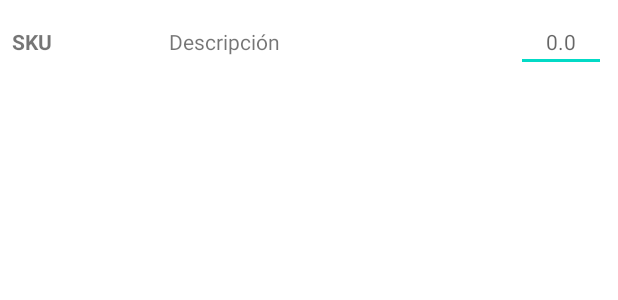
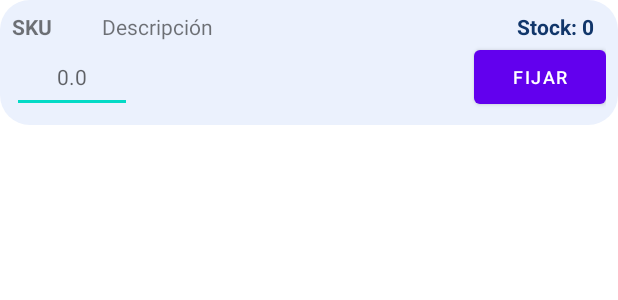
Before and after one commit to dahlanGale/InventoryToolsManagment, an Android app: the layout viewholder_conteo.xml on its own in the app's theme, with its tools: preview values and no code run, on a phone screen of 412 x 824 dp. Shown: the top 300 px of the screen. Run offline under Robolectric (Android 15) with nearby library versions, the phone set to English and light mode, and no system bars.

Commit message:
Pruebas 3, cambios de diseño, implementación de campos y corrección de bugs lógicos

```diff
--- a/app/src/main/java/com/ioe_enterprice/inventorytoolsmanagment/Activity/LoginActivity.java
+++ b/app/src/main/java/com/ioe_enterprice/inventorytoolsmanagment/Activity/LoginActivity.java
@@ -14,6 +14,7 @@ import androidx.core.view.ViewCompat;
 import androidx.core.view.WindowInsetsCompat;
 
 import com.ioe_enterprice.inventorytoolsmanagment.R;
+import com.ioe_enterprice.inventorytoolsmanagment.Utils.SessionManager;
 
 import java.sql.Connection;
 import java.sql.DriverManager;
@@ -84,6 +85,11 @@ public class LoginActivity extends AppCompatActivity {
 
                 // Verificar si se encontró un usuario con las credenciales proporcionadas
                 if (resultSet.next()) {
+                    int usuarioID = resultSet.getInt("usuarioID"); //Guarda el usuario en el caché
+
+                    SessionManager sessionManager = new SessionManager(LoginActivity.this);
+                    sessionManager.saveUserID(usuarioID);
+
                     // Si las credenciales son válidas, redirigir a la actividad principal
                     runOnUiThread(() -> {
                         Intent intent = new Intent(LoginActivity.this, MainActivity.class);
--- a/app/src/main/res/layout/viewholder_conteo.xml
+++ b/app/src/main/res/layout/viewholder_conteo.xml
@@ -1,48 +1,70 @@
 <?xml version="1.0" encoding="utf-8"?>
 <androidx.constraintlayout.widget.ConstraintLayout xmlns:android="http://schemas.android.com/apk/res/android"
     xmlns:app="http://schemas.android.com/apk/res-auto"
-    android:layout_width="match_parent"
-    android:layout_height="match_parent">
-
-    <LinearLayout
+    xmlns:tools="http://schemas.android.com/tools"
     android:layout_width="match_parent"
     android:layout_height="wrap_content"
-        android:gravity="center_vertical"
-        android:orientation="horizontal"
-        android:padding="8dp"
-        app:layout_constraintEnd_toEndOf="parent"
-        app:layout_constraintStart_toStartOf="parent"
-        app:layout_constraintTop_toTopOf="parent">
+    android:background="@drawable/light_background"
+    android:padding="8dp">
 
     <!-- SKU -->
     <TextView
         android:id="@+id/skuTxt"
+        android:layout_width="60dp"
+        android:layout_height="wrap_content"
+        android:text="SKU"
+        android:textSize="14sp"
+        android:textStyle="bold"
+        app:layout_constraintStart_toStartOf="parent"
+        app:layout_constraintTop_toTopOf="parent" />
+
+    <!-- Descripción -->
+    <TextView
+        android:id="@+id/descripcionTxt"
+        android:layout_width="0dp"
+        android:layout_height="wrap_content"
+        android:layout_weight="1"
+        android:text="Descripción"
+        android:textSize="14sp"
+        app:layout_constraintEnd_toStartOf="@+id/stockTotalTxt"
+        app:layout_constraintStart_toEndOf="@+id/skuTxt"
+        app:layout_constraintTop_toTopOf="parent" />
+
+    <!-- Stock Total -->
+    <TextView
+        android:id="@+id/stockTotalTxt"
         android:layout_width="wrap_content"
         android:layout_height="wrap_content"
-            android:layout_weight="1"
-            android:text="SKU"
+        android:layout_marginEnd="8dp"
+        android:text="Stock: 0"
+        android:textColor="@color/dark_blue"
         android:textSize="14sp"
-            android:textStyle="bold" />
+        android:textStyle="bold"
+        app:layout_constraintEnd_toEndOf="parent"
+        app:layout_constraintTop_toTopOf="parent" />
 
-        <!-- Descripción del Producto -->
-        <TextView
-            android:id="@+id/descripcionTxt"
-            android:layout_width="wrap_content"
-            android:layout_height="wrap_content"
-            android:layout_weight="2"
-            android:text="Descripción"
-            android:textSize="14sp" />
-
-        <!-- EditText para ingresar la cantidad contada -->
+    <!-- Cantidad Contada (Editable) -->
     <EditText
         android:id="@+id/ctdContadaEdit"
-            android:layout_width="60dp"
-            android:layout_height="wrap_content"
+        android:layout_width="80dp"
+        android:layout_height="48dp"
         android:gravity="center"
         android:hint="0.0"
         android:inputType="numberDecimal"
-            android:textSize="14sp" />
-    </LinearLayout>
+        android:textSize="14sp"
+        app:layout_constraintStart_toStartOf="@+id/skuTxt"
+        app:layout_constraintTop_toBottomOf="@+id/skuTxt" />
 
+    <!-- Botón para fijar cantidad de stock -->
+    <Button
+        android:id="@+id/btnSetStock"
+        android:layout_width="wrap_content"
+        android:layout_height="wrap_content"
+        android:padding="4dp"
+        android:text="Fijar"
+        android:textSize="12sp"
+        app:layout_constraintBottom_toBottomOf="parent"
+        app:layout_constraintEnd_toEndOf="parent"
+        app:layout_constraintTop_toBottomOf="@+id/stockTotalTxt" />
 
 </androidx.constraintlayout.widget.ConstraintLayout>
```
Also changed, not shown: app/src/main/java/com/ioe_enterprice/inventorytoolsmanagment/Activity/ConteoActivity.java (+9 -9 lines), app/src/main/java/com/ioe_enterprice/inventorytoolsmanagment/Adapter/ConteoAdapter.java (+57 -14 lines), app/src/main/java/com/ioe_enterprice/inventorytoolsmanagment/Domain/ArticuloDomain.java (+14 -1 lines), app/src/main/java/com/ioe_enterprice/inventorytoolsmanagment/Utils/SessionManager.java (added, +45 -0 lines). Lines whose indentation alone changed are shown as unchanged.
